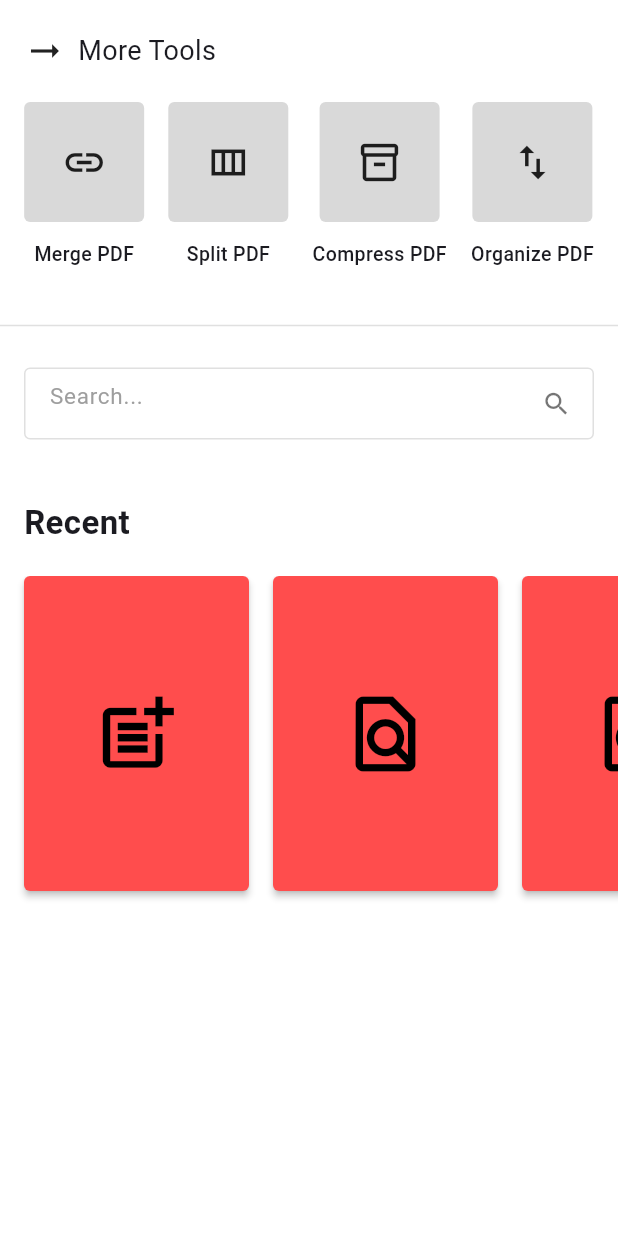
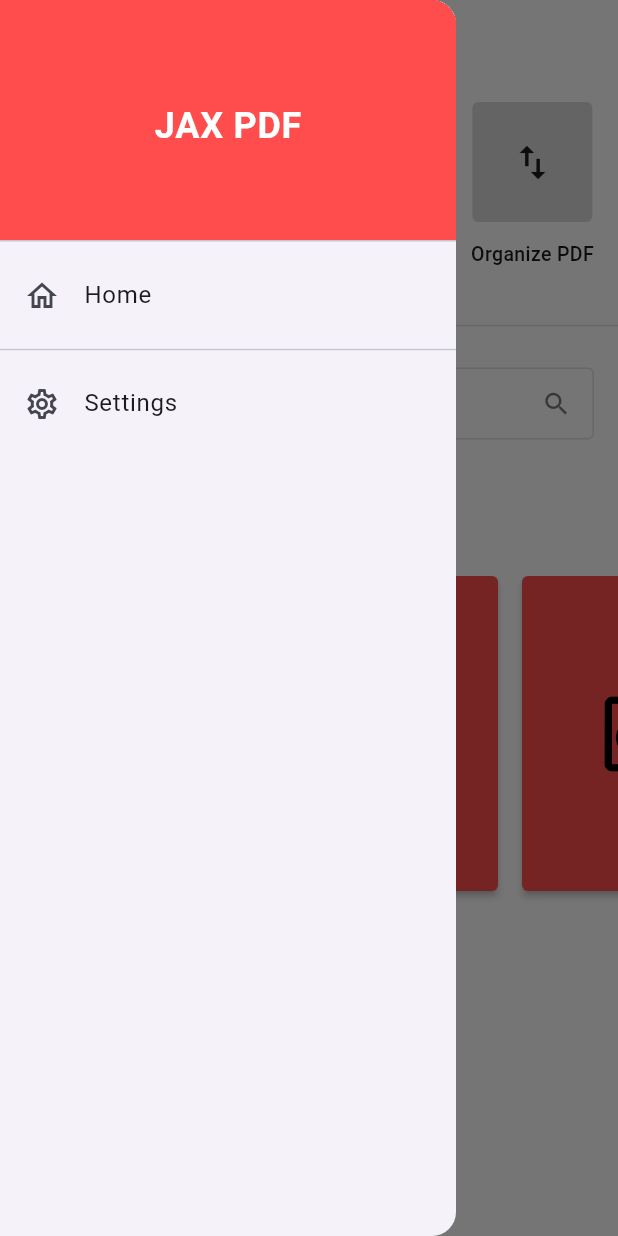
Before and after one commit to BeSalt1080/jax, a Flutter app: the screen it shows after launch, with the side drawer open (before the commit the screen has no drawer), on a phone screen of 412 x 824 dp. Run offline on Flutter 3.47's test engine with Material 3 defaults, Android fonts, the phone set to English and light mode, and no system bars; our stand-ins replace go_router.

Commit message:
sidebar n settings front

```diff
--- a/lib/router/app_router.dart
+++ b/lib/router/app_router.dart
@@ -4,6 +4,7 @@ import '../screens/merge_screen.dart';
 import '../screens/split_screen.dart';
 import '../screens/compress_screen.dart';
 import '../screens/organize_screen.dart';
+import '../screens/settings_screen.dart';
 
 final GoRouter appRouter = GoRouter(
   initialLocation: '/',
@@ -28,6 +29,9 @@ final GoRouter appRouter = GoRouter(
       path: '/organize',
       builder: (context, state) => const OrganizeScreen(),
     ),
-
+    GoRoute(
+      path: '/settings',
+      builder: (context, state) => const SettingsScreen(),
+    )
   ],
 );
--- a/lib/screens/home_screen.dart
+++ b/lib/screens/home_screen.dart
@@ -6,19 +6,59 @@ class HomeScreen extends StatelessWidget {
 
   @override
   Widget build(BuildContext context) {
+    // 1. This "Key" is like a remote control for the Scaffold
+    final GlobalKey<ScaffoldState> scaffoldKey = GlobalKey<ScaffoldState>();
+
     return Scaffold(
+      key: scaffoldKey, // Connect the remote control here
       backgroundColor: Colors.white,
+
+      // 2. This is the Sidebar (Drawer) definition
+      drawer: Drawer(
+        child: Column(
+          children: [
+            const DrawerHeader(
+              decoration: BoxDecoration(color: Color(0xFFFF4D4D)),
+              child: Center(
+                child: Text(
+                  'JAX PDF',
+                  style: TextStyle(color: Colors.white, fontSize: 24, fontWeight: FontWeight.bold),
+                ),
+              ),
+            ),
+            ListTile(
+              leading: const Icon(Icons.home_outlined),
+              title: const Text('Home'),
+              onTap: () => context.pop(), // Closes the drawer
+            ),
+            const Divider(),
+            ListTile(
+              leading: const Icon(Icons.settings_outlined),
+              title: const Text('Settings'),
+              onTap: () {
+                context.pop(); // Close drawer
+                context.push('/settings'); // Go to settings
+              },
+            ),
+          ],
+        ),
+      ),
+
       body: SafeArea(
         child: SingleChildScrollView(
           child: Column(
             crossAxisAlignment: CrossAxisAlignment.start,
             children: [
-              Padding(
+              // 3. We wrap "More Tools" in InkWell to make it a button that opens the drawer
+              InkWell(
+                onTap: () => scaffoldKey.currentState?.openDrawer(),
+                child: Padding(
                   padding: const EdgeInsets.symmetric(horizontal: 16, vertical: 20),
                   child: Row(
+                    mainAxisSize: MainAxisSize.min, // Shrinks the hit area to just the text
                     children: [
-                    const Icon(Icons.arrow_right_alt, size: 28),
-                    const SizedBox(width: 8),
+                      const Icon(Icons.menu, size: 28), // Changed icon to a menu burger
+                      const SizedBox(width: 12),
                       const Text(
                         'More Tools',
                         style: TextStyle(fontSize: 18, fontWeight: FontWeight.w400),
@@ -26,6 +66,8 @@ class HomeScreen extends StatelessWidget {
                     ],
                   ),
                 ),
+              ),
+
               Row(
                 mainAxisAlignment: MainAxisAlignment.spaceEvenly,
                 children: [
```
Also changed, not shown: lib/screens/settings_screen.dart (added, +74 -0 lines). Lines whose indentation alone changed are shown as unchanged.
